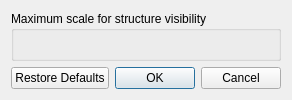
This is src/structuredialog.ui in Cubitect/cubiomes-viewer as Qt 5 draws it before an edit. The edited form follows.
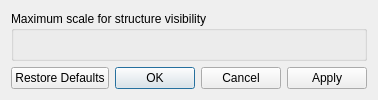
This is the edited form. Icons and pictures are not drawn.

```diff
--- a/src/structuredialog.ui
+++ b/src/structuredialog.ui
@@ -16,7 +16,7 @@
       <enum>Qt::Horizontal</enum>
      </property>
      <property name="standardButtons">
-      <set>QDialogButtonBox::Cancel|QDialogButtonBox::Ok|QDialogButtonBox::RestoreDefaults</set>
+      <set>QDialogButtonBox::Apply|QDialogButtonBox::Cancel|QDialogButtonBox::Ok|QDialogButtonBox::RestoreDefaults</set>
      </property>
     </widget>
    </item>
```
Left out of the diff: 2 changed lines with no effect on the pictures.
